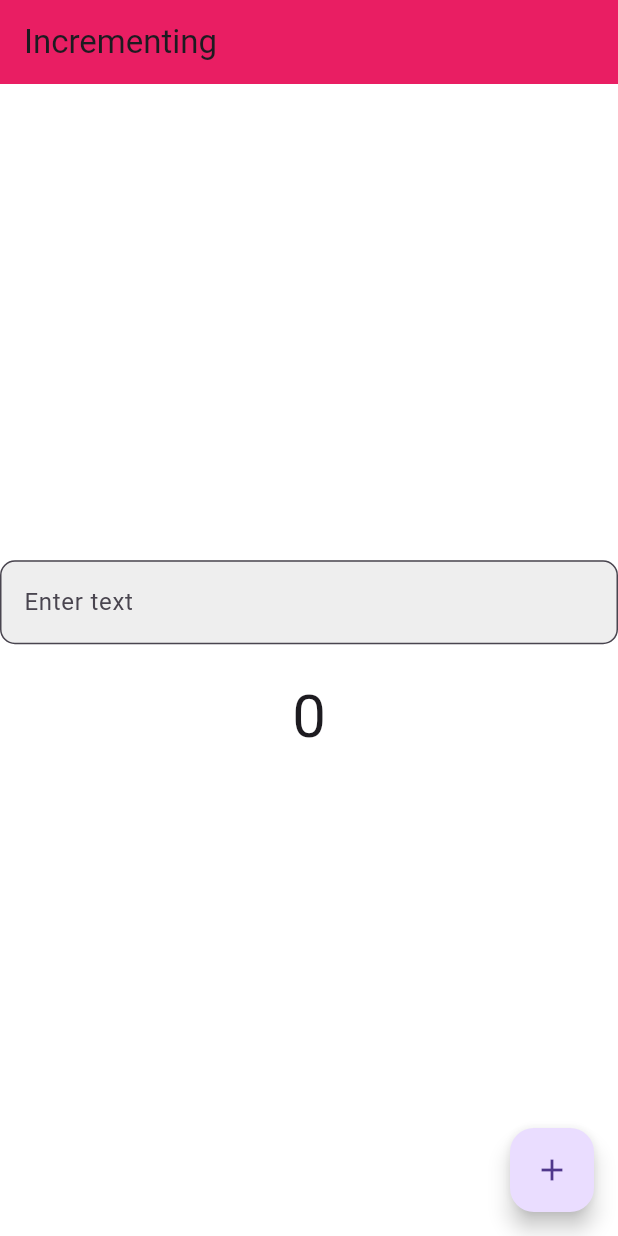
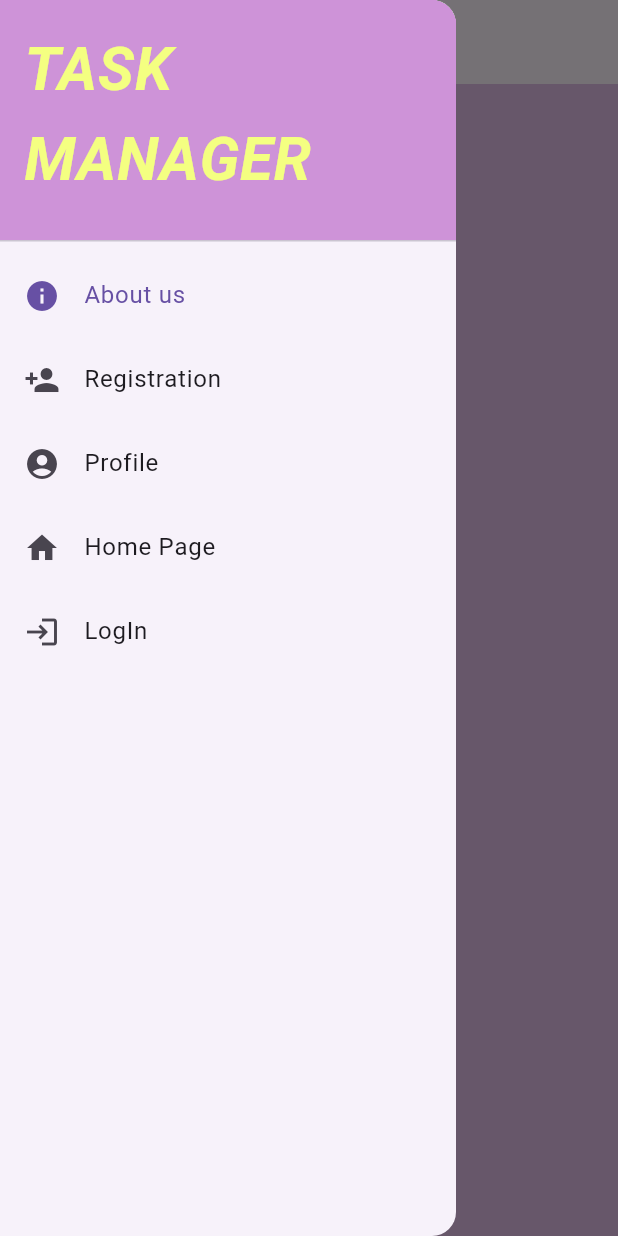
Before and after one commit to IrynaVdovych/mobileLab1DartFlutter, a Flutter app: the screen it shows after launch, with the side drawer open (before the commit the screen has no drawer), on a phone screen of 412 x 824 dp. Run offline on Flutter 3.47's test engine with Material 3 defaults, Android fonts, the phone set to English and light mode, and no system bars.

Commit message:
added lab 2

```diff
--- a/lib/main.dart
+++ b/lib/main.dart
@@ -1,4 +1,8 @@
 import 'package:flutter/material.dart';
+import 'package:lab2/registration_screen.dart';
+import 'package:lab2/profile_screen.dart';
+import 'package:lab2/home_screen.dart';
+import 'package:lab2/login_screen.dart';
 
 void main() {
   runApp(MyApp());
@@ -8,98 +12,118 @@ class MyApp extends StatelessWidget {
   @override
   Widget build(BuildContext context) {
     return MaterialApp(
-      title: '~Laboratory work #1',
-      home: IncrementScreen(),
+      title: 'Моя програма',
+      theme: ThemeData(
+        primaryColor: Colors.purple.shade200,
+      ),
+      initialRoute: '/', // початковий маршрут
+      routes: {
+        '/': (context) => MyHomePage(),
+        '/registration': (context) => RegistrationWidget(), // використовуємо RegistrationWidget замість RegistrationScreen
+        '/profile': (context) => ProfileScreen(),
+        '/home': (context) => HomeScreen(),
+        '/login': (context) => LoginScreen(),
+      },
     );
   }
 }
 
-class IncrementScreen extends StatefulWidget {
-  @override
-  _IncrementScreenState createState() => _IncrementScreenState();
-}
 
-class _IncrementScreenState extends State<IncrementScreen> {
-  int _counter = 0;
-  TextEditingController _textEditingController = TextEditingController();
-  String _errorMessage = '';
-
+class MyHomePage extends StatelessWidget {
   @override
   Widget build(BuildContext context) {
     return Scaffold(
+      backgroundColor: Colors.purple.shade100,
       appBar: AppBar(
-        title: Text('Incrementing'),
-        backgroundColor: Colors.pink, // зміна кольору панелі
+        title: Text('About us'),
       ),
-      backgroundColor: Colors.white, // зміна кольору фону вікна
       body: Center(
-        child: Column(
-          mainAxisAlignment: MainAxisAlignment.center,
-          children: <Widget>[
-            TextField(
-              controller: _textEditingController,
-              onChanged: (value) {
-                setState(() {
-                  if (value.toLowerCase() == "avada kedavra") {
-                    _errorMessage = '';
-                  } else if (isNumeric(value)) {
-                    _errorMessage = '';
-                  } else {
-                    _errorMessage = 'Error: Only numbers are accepted';
-                  }
-                });
-              },
-              decoration: InputDecoration(
-                labelText: 'Enter text',
-                hintText: 'Enter a number or "Avada Kedavra"',
-                errorText: _errorMessage.isNotEmpty ? _errorMessage : null,
-                border: OutlineInputBorder(
-                  borderRadius: BorderRadius.circular(10.0),
-                ),
-                filled: true,
-                fillColor: Colors.grey[200],
+        child: Text(
+          'Task Manager',
+        ),
+      ),
+      drawer: DrawerMain(selected: 'about'),
+    );
+  }
+}
+
+class DrawerMain extends StatefulWidget {
+  DrawerMain({Key? key, required this.selected}) : super(key: key);
+
+  final String selected;
+
+  @override
+  DrawerMainState createState() => DrawerMainState();
+}
+
+class DrawerMainState extends State<DrawerMain> {
+  @override
+  Widget build(BuildContext context) {
+    return Drawer(
+      child: ListView(
+        padding: EdgeInsets.zero,
+        children: <Widget>[
+          DrawerHeader(
+            child: Text(
+              'TASK MANAGER',
+              style: TextStyle(
+                color: Colors.limeAccent.shade100,
+                fontSize: 40.0,
+                fontWeight: FontWeight.bold,
+                fontStyle: FontStyle.italic,
               ),
             ),
-            SizedBox(height: 20),
-            Text(
-              '$_counter',
-              style: TextStyle(fontSize: 40),
+            decoration: BoxDecoration(
+              color: Colors.purple.shade200,
             ),
-          ],
-        ),
-      ),
-      floatingActionButton: FloatingActionButton(
-        onPressed: () {
-          setState(() {
-            String text = _textEditingController.text;
-            if (text.toLowerCase() == "avada kedavra") {
-              _counter = 0;
-              _errorMessage = '';
-            } else if (isNumeric(text)) {
-              _counter += int.parse(text);
-              _errorMessage = '';
-            } else {
-              _errorMessage = 'Error: Only numbers are accepted';
-            }
-            _textEditingController.clear();
-          });
-        },
-        tooltip: 'Increment',
-        child: Icon(Icons.add),
+          ),
+          ListTile(
+            selected: widget.selected == 'about',
+            leading: Icon(Icons.info),
+            title: Text('About us'),
+            onTap: () {
+              Navigator.pop(context);
+              Navigator.pushNamed(context, '/');
+            },
+          ),
+          ListTile(
+            selected: widget.selected == 'registration',
+            leading: Icon(Icons.person_add),
+            title: Text('Registration'),
+            onTap: () {
+              Navigator.pop(context);
+              Navigator.pushNamed(context, '/registration');
+            },
+          ),
+          ListTile(
+            selected: widget.selected == 'profile',
+            leading: Icon(Icons.account_circle),
+            title: Text('Profile'),
+            onTap: () {
+              Navigator.pop(context);
+              Navigator.pushNamed(context, '/profile');
+            },
+          ),
+          ListTile(
+            selected: widget.selected == 'home', // встановлюємо активний елемент для HomeScreen
+            leading: Icon(Icons.home),
+            title: Text('Home Page'),
+            onTap: () {
+              Navigator.pop(context);
+              Navigator.pushNamed(context, '/home'); // переходимо на екран HomeScreen
+            },
+          ),
+          ListTile(
+            selected: widget.selected == 'login', // встановлюємо активний елемент для LoginScreen
+            leading: Icon(Icons.login),
+            title: Text('LogIn'),
+            onTap: () {
+              Navigator.pop(context);
+              Navigator.pushNamed(context, '/login'); // переходимо на екран LoginScreen
+            },
+          ),
+        ],
       ),
     );
   }
-
-  bool isNumeric(String s) {
-    if (s == null) {
-      return false;
-    }
-    return double.tryParse(s) != null;
-  }
-
-  @override
-  void dispose() {
-    _textEditingController.dispose();
-    super.dispose();
-  }
 }
```
Also changed, not shown: lib/home_screen.dart (added, +108 -0 lines), lib/login_screen.dart (added, +72 -0 lines), lib/profile_screen.dart (added, +70 -0 lines), lib/registration_screen.dart (added, +170 -0 lines), pubspec.yaml (+3 -5 lines), pubspec.lock, 74 other files.
